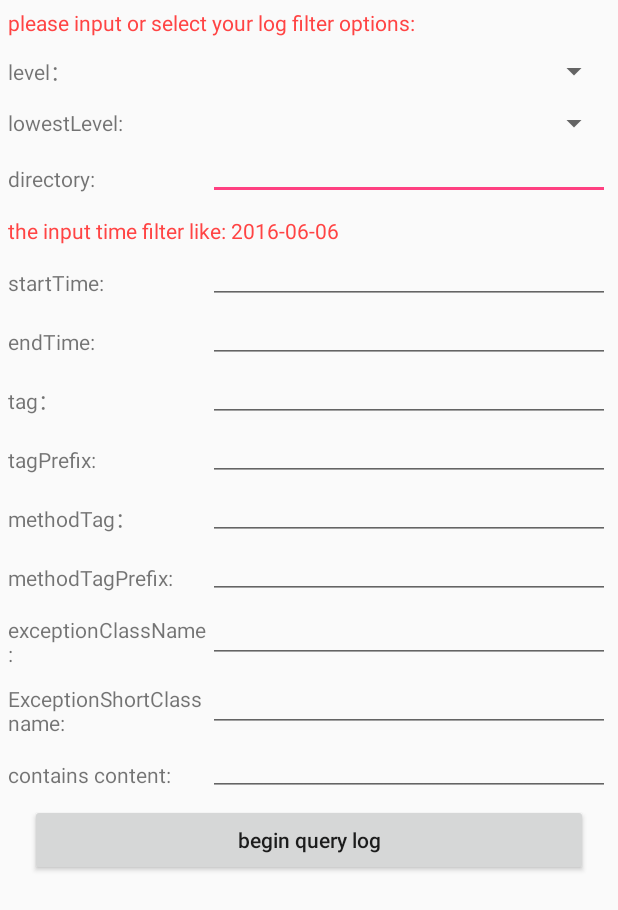
After one commit to LightSun/android-fully-log-server-demo, an Android app: the layout ac_look_log.xml on its own in the app's theme, with its tools: preview values and no code run, on a phone screen of 412 x 824 dp. The commit adds this screen. Shown: the top 910 px of the screen. Run offline under Robolectric (Android 15) with nearby library versions, the phone set to English and light mode, and no system bars.

Commit message:
not done

```diff
--- a/Android-fully-log-server-demo/app/build.gradle
+++ b/Android-fully-log-server-demo/app/build.gradle
@@ -27,7 +27,7 @@ dependencies {
     compile 'com.android.support:recyclerview-v7:23.3.0'
     compile 'com.android.support:design:23.3.0'
 
-    compile 'com.heaven7.android.log:fully-log:1.0'
+    compile 'com.heaven7.android.log:fully-log:1.0.1'
 
     compile 'com.heaven7.core.adapter:adapter:1.0'
     compile 'com.heaven7.volley:volley_with_extra:1.0.1'
--- a/Android-fully-log-server-demo/app/src/main/AndroidManifest.xml
+++ b/Android-fully-log-server-demo/app/src/main/AndroidManifest.xml
@@ -3,6 +3,7 @@
     package="com.heaven7.android.log_server.demo">
 
     <application
+        android:name=".ServerApplication"
         android:allowBackup="true"
         android:icon="@mipmap/ic_launcher"
         android:label="@string/app_name"
@@ -27,6 +28,9 @@
                 android:name="android.support.PARENT_ACTIVITY"
                 android:value="com.heaven7.android.log_server.demo.ItemListActivity" />
         </activity>
+
+        <activity android:name=".sample.LogLookOverActivity"/>
+
     </application>
 
 </manifest>
--- a/Android-fully-log-server-demo/app/src/main/java/com/heaven7/android/log_server/demo/sample/LogLookOverActivity.java
+++ b/Android-fully-log-server-demo/app/src/main/java/com/heaven7/android/log_server/demo/sample/LogLookOverActivity.java
@@ -1,22 +1,138 @@
 package com.heaven7.android.log_server.demo.sample;
 
 import android.os.Bundle;
+import android.support.design.widget.TextInputEditText;
+import android.text.Editable;
+import android.view.View;
+import android.widget.AdapterView;
+import android.widget.ArrayAdapter;
+import android.widget.Spinner;
 
+import com.heaven7.android.log.LogClient;
 import com.heaven7.android.log_server.demo.BaseActivity;
+import com.heaven7.android.log_server.demo.R;
+import com.heaven7.core.util.TextWatcherAdapter;
+
+import java.io.File;
+import java.util.ArrayList;
+import java.util.List;
+
+import butterknife.InjectView;
+import butterknife.OnClick;
 
 /**
+ * look over the log
  * Created by heaven7 on 2016/7/6.
  */
-public class LogLookOverActivity extends BaseActivity{
+public class LogLookOverActivity extends BaseActivity {
 
+    @InjectView(R.id.spinner_level)
+    Spinner spinnerLevel;
+    @InjectView(R.id.spinner_lowestLevel)
+    Spinner spinnerLowestLevel;
+
+    @InjectView(R.id.et_dir)
+    TextInputEditText etDir;
+
+    @InjectView(R.id.et_startTime)
+    TextInputEditText etStartTime;
+    @InjectView(R.id.et_endTime)
+    TextInputEditText etEndTime;
+
+    @InjectView(R.id.et_tag)
+    TextInputEditText etTag;
+    @InjectView(R.id.et_tag_prefix)
+    TextInputEditText etTagPrefix;
+    @InjectView(R.id.et_methodTag)
+    TextInputEditText etMethodTag;
+    @InjectView(R.id.et_methodTag_prefix)
+    TextInputEditText etMethodTagPrefix;
+
+    @InjectView(R.id.et_exceptionName)
+    TextInputEditText etExceptionName;
+    @InjectView(R.id.et_exceptionShortName)
+    TextInputEditText etExceptionShortName;
+
+    @InjectView(R.id.et_contains_content)
+    TextInputEditText etContainsContent;
+
+    private LogClient mClient;
+    private int mLevel ;
+    private int mLowestLevel ;
 
     @Override
     protected int getlayoutId() {
-        return 0;
+        return R.layout.ac_look_log;
     }
 
     @Override
     protected void initData(Bundle savedInstanceState) {
+        mClient = new LogClient(this);
 
+        setSpinners();
+        setListeners();
+    }
+
+    private void setListeners() {
+        etDir.addTextChangedListener(new TextWatcherAdapter() {
+            @Override
+            public void afterTextChanged(Editable s) {
+                final String str = s.toString();
+                if(str.length() != 0  && !new File(str).isDirectory()){
+                    //TODO
+                   // etDir.setError("");
+                }
+            }
+        });
+    }
+
+    private void setSpinners() {
+        List<LogLevel> list = new ArrayList<>();
+        list.add(new LogLevel("Verbose",LogClient.LEVEL_VERBOSE));
+        list.add(new LogLevel("Debug",LogClient.LEVEL_DEBUG));
+        list.add(new LogLevel("Info",LogClient.LEVEL_INFO));
+        list.add(new LogLevel("Warning",LogClient.LEVEL_WARNING));
+        list.add(new LogLevel("Error",LogClient.LEVEL_ERROR));
+
+        spinnerLevel.setAdapter(new ArrayAdapter<LogLevel>(this,android.R.layout.simple_spinner_dropdown_item,list));
+        spinnerLevel.setSelection(0);
+        spinnerLevel.setOnItemClickListener(new AdapterView.OnItemClickListener() {
+            @Override
+            public void onItemClick(AdapterView<?> parent, View view, int position, long id) {
+                LogLevel item = (LogLevel) spinnerLevel.getAdapter().getItem(position);
+                mLevel = item.level;
+            }
+        });
+
+        spinnerLowestLevel.setAdapter(new ArrayAdapter<LogLevel>(this, android.R.layout.simple_spinner_dropdown_item, list));
+        spinnerLowestLevel.setSelection(0);
+        spinnerLowestLevel.setOnItemClickListener(new AdapterView.OnItemClickListener() {
+            @Override
+            public void onItemClick(AdapterView<?> parent, View view, int position, long id) {
+                LogLevel item = (LogLevel) spinnerLevel.getAdapter().getItem(position);
+                mLowestLevel = item.level;
+            }
+        });
+    }
+
+    @Override
+    protected void onDestroy() {
+        mClient.destroy();
+        super.onDestroy();
+    }
+
+    @OnClick(R.id.bt_query_log)
+    public void onClickQuery(View v){
+        //query log
+    }
+
+    static class LogLevel{
+        String name ;
+        int level ;
+
+        public LogLevel(String name, int level) {
+            this.name = name;
+            this.level = level;
+        }
     }
 }
--- /dev/null
+++ b/Android-fully-log-server-demo/app/src/main/res/layout/ac_look_log.xml
@@ -0,0 +1,333 @@
+<?xml version="1.0" encoding="utf-8"?>
+<ScrollView xmlns:android="http://schemas.android.com/apk/res/android"
+    android:orientation="vertical"
+    android:layout_width="match_parent"
+    android:layout_height="match_parent"
+    >
+
+    <LinearLayout
+        android:layout_width="match_parent"
+        android:layout_height="match_parent"
+        android:orientation="vertical"
+        >
+        <TextView
+            android:layout_width="match_parent"
+            android:layout_height="wrap_content"
+            android:text="@string/notice"
+            android:textColor="@android:color/holo_red_light"
+            android:padding="5dp"
+            />
+        <LinearLayout
+            android:layout_width="match_parent"
+            android:layout_height="wrap_content"
+            android:orientation="horizontal"
+            android:gravity="center_vertical"
+            android:padding="5dp"
+            >
+            <TextView
+                android:id="@+id/tv_str_level"
+                android:layout_width="0dp"
+                android:layout_weight="1"
+                android:layout_height="wrap_content"
+                android:text="@string/level"/>
+            <Spinner
+                android:id="@+id/spinner_level"
+                android:layout_width="0dp"
+                android:layout_weight="2"
+                android:layout_height="wrap_content"
+                />
+        </LinearLayout>
+
+        <LinearLayout
+            android:layout_width="match_parent"
+            android:layout_height="wrap_content"
+            android:orientation="horizontal"
+            android:gravity="center_vertical"
+            android:padding="5dp"
+            >
+            <TextView
+                android:id="@+id/tv_str_lowestLevel"
+                android:layout_width="0dp"
+                android:layout_weight="1"
+                android:layout_height="wrap_content"
+                android:text="@string/lowestLevel"/>
+
+            <Spinner
+                android:id="@+id/spinner_lowestLevel"
+                android:layout_width="0dp"
+                android:layout_weight="2"
+                android:layout_height="wrap_content"
+                />
+        </LinearLayout>
+
+        <LinearLayout
+            android:layout_width="match_parent"
+            android:layout_height="wrap_content"
+            android:orientation="horizontal"
+            android:gravity="center_vertical"
+            android:padding="5dp"
+            >
+            <TextView
+                android:id="@+id/tv_str_dir"
+                android:layout_width="0dp"
+                android:layout_weight="1"
+                android:layout_height="wrap_content"
+                android:text="@string/dir"/>
+
+            <android.support.design.widget.TextInputEditText
+                android:id="@+id/et_dir"
+                android:layout_width="0dp"
+                android:layout_weight="2"
+                android:layout_height="wrap_content"
+                android:singleLine="true"
+                android:lines="1"
+                android:padding="2dp"
+                />
+        </LinearLayout>
+
+        <TextView
+            android:layout_width="match_parent"
+            android:layout_height="wrap_content"
+            android:text="@string/notice_log_time"
+            android:textColor="@android:color/holo_red_light"
+            android:padding="5dp"
+            />
+
+        <LinearLayout
+            android:layout_width="match_parent"
+            android:layout_height="wrap_content"
+            android:orientation="horizontal"
+            android:gravity="center_vertical"
+            android:padding="5dp"
+            >
+            <TextView
+                android:id="@+id/tv_str_startTime"
+                android:layout_width="0dp"
+                android:layout_weight="1"
+                android:layout_height="wrap_content"
+                android:text="@string/startTime"/>
+
+            <android.support.design.widget.TextInputEditText
+                android:id="@+id/et_startTime"
+                android:layout_width="0dp"
+                android:layout_weight="2"
+                android:layout_height="wrap_content"
+                android:singleLine="true"
+                android:lines="1"
+                android:padding="2dp"
+                />
+        </LinearLayout>
+
+        <LinearLayout
+            android:layout_width="match_parent"
+            android:layout_height="wrap_content"
+            android:orientation="horizontal"
+            android:gravity="center_vertical"
+            android:padding="5dp"
+            >
+            <TextView
+                android:id="@+id/tv_str_endTime"
+                android:layout_width="0dp"
+                android:layout_weight="1"
+                android:layout_height="wrap_content"
+                android:text="@string/endTime"/>
+
+            <android.support.design.widget.TextInputEditText
+                android:id="@+id/et_endTime"
+                android:layout_width="0dp"
+                android:layout_weight="2"
+                android:layout_height="wrap_content"
+                android:singleLine="true"
+                android:lines="1"
+                android:padding="2dp"
+                />
+        </LinearLayout>
+
+        <LinearLayout
+            android:layout_width="match_parent"
+            android:layout_height="wrap_content"
+            android:orientation="horizontal"
+            android:gravity="center_vertical"
+            android:padding="5dp"
+            >
+            <TextView
+                android:id="@+id/tv_str_tag"
+                android:layout_width="0dp"
+                android:layout_weight="1"
+                android:layout_height="wrap_content"
+                android:text="@string/tag"/>
+
+            <android.support.design.widget.TextInputEditText
+                android:id="@+id/et_tag"
+                android:layout_width="0dp"
+                android:layout_weight="2"
+                android:layout_height="wrap_content"
+                android:singleLine="true"
+                android:lines="1"
+                android:padding="2dp"
+                />
+        </LinearLayout>
+        <LinearLayout
+            android:layout_width="match_parent"
+            android:layout_height="wrap_content"
+            android:orientation="horizontal"
+            android:gravity="center_vertical"
+            android:padding="5dp"
+            >
+            <TextView
+                android:id="@+id/tv_str_tag_prefix"
+                android:layout_width="0dp"
+                android:layout_weight="1"
+                android:layout_height="wrap_content"
+                android:text="@string/tag_prefix"/>
+
+            <android.support.design.widget.TextInputEditText
+                android:id="@+id/et_tag_prefix"
+                android:layout_width="0dp"
+                android:layout_weight="2"
+                android:layout_height="wrap_content"
+                android:singleLine="true"
+                android:lines="1"
+                android:padding="2dp"
+                />
+        </LinearLayout>
+
+        <LinearLayout
+            android:layout_width="match_parent"
+            android:layout_height="wrap_content"
+            android:orientation="horizontal"
+            android:gravity="center_vertical"
+            android:padding="5dp"
+            >
+            <TextView
+                android:id="@+id/tv_str_methodTag"
+                android:layout_width="0dp"
+                android:layout_weight="1"
+                android:layout_height="wrap_content"
+                android:text="@string/methodTag"/>
+
+            <android.support.design.widget.TextInputEditText
+                android:id="@+id/et_methodTag"
+                android:layout_width="0dp"
+                android:layout_weight="2"
+                android:layout_height="wrap_content"
+                android:singleLine="true"
+                android:lines="1"
+                android:padding="2dp"
+                />
+        </LinearLayout>
+
+        <LinearLayout
+            android:layout_width="match_parent"
+            android:layout_height="wrap_content"
+            android:orientation="horizontal"
+            android:gravity="center_vertical"
+            android:padding="5dp"
+            >
+            <TextView
+                android:id="@+id/tv_str_methodTag_prefix"
+                android:layout_width="0dp"
+                android:layout_weight="1"
+                android:layout_height="wrap_content"
+                android:text="@string/methodTag_prefix"/>
+
+            <android.support.design.widget.TextInputEditText
+                android:id="@+id/et_methodTag_prefix"
+                android:layout_width="0dp"
+                android:layout_weight="2"
+                android:layout_height="wrap_content"
+                android:singleLine="true"
+                android:lines="1"
+                android:padding="2dp"
+                />
+        </LinearLayout>
+
+        <LinearLayout
+            android:layout_width="match_parent"
+            android:layout_height="wrap_content"
+            android:orientation="horizontal"
+            android:gravity="center_vertical"
+            android:padding="5dp"
+            >
+            <TextView
+                android:id="@+id/tv_str_exceptionName"
+                android:layout_width="0dp"
+                android:layout_weight="1"
+                android:layout_height="wrap_content"
+                android:text="@string/exceptionName"/>
+
+            <android.support.design.widget.TextInputEditText
+                android:id="@+id/et_exceptionName"
+                android:layout_width="0dp"
+                android:layout_weight="2"
+                android:layout_height="wrap_content"
+                android:singleLine="true"
+                android:lines="1"
+                android:padding="2dp"
+                />
+        </LinearLayout>
+
+        <LinearLayout
+            android:layout_width="match_parent"
+            android:layout_height="wrap_content"
+            android:orientation="horizontal"
+            android:gravity="center_vertical"
+            android:padding="5dp"
+            >
+            <TextView
+                android:id="@+id/tv_str_exceptionShortName"
+                android:layout_width="0dp"
+                android:layout_weight="1"
+                android:layout_height="wrap_content"
+                android:text="@string/exception_short_name"/>
+
+            <android.support.design.widget.TextInputEditText
+                android:id="@+id/et_exceptionShortName"
+                android:layout_width="0dp"
+                android:layout_weight="2"
+                android:layout_height="wrap_content"
+                android:singleLine="true"
+                android:lines="1"
+                android:padding="2dp"
+                />
+        </LinearLayout>
+
+        <LinearLayout
+            android:layout_width="match_parent"
+            android:layout_height="wrap_content"
+            android:orientation="horizontal"
+            android:gravity="center_vertical"
+            android:padding="5dp"
+            >
+            <TextView
+                android:id="@+id/tv_str_content"
+                android:layout_width="0dp"
+                android:layout_weight="1"
+                android:layout_height="wrap_content"
+                android:text="@string/content"/>
+
+            <android.support.design.widget.TextInputEditText
+                android:id="@+id/et_contains_content"
+                android:layout_width="0dp"
+                android:layout_weight="2"
+                android:layout_height="wrap_content"
+                android:singleLine="false"
+                android:padding="2dp"
+                />
+        </LinearLayout>
+        <Button
+            android:id="@+id/bt_query_log"
+            android:layout_width="match_parent"
+            android:layout_height="wrap_content"
+            android:layout_marginLeft="20dp"
+            android:layout_marginRight="20dp"
+            android:textAllCaps="false"
+            android:text="@string/start_query_log"
+            />
+
+
+    </LinearLayout>
+
+
+
+</ScrollView>
--- a/Android-fully-log-server-demo/app/src/main/res/values/strings.xml
+++ b/Android-fully-log-server-demo/app/src/main/res/values/strings.xml
@@ -1,4 +1,25 @@
 <resources>
     <string name="app_name">Android-fully-log-server-demo</string>
     <string name="title_item_detail">Item Detail</string>
+
+    <string name="level">level：</string>
+    <string name="lowestLevel">lowestLevel: </string>
+    <string name="startTime">startTime: </string>
+    <string name="endTime">endTime: </string>
+    <string name="tag">tag：</string>
+    <string name="methodTag">methodTag：</string>
+    <string name="exceptionName">exceptionClassName: </string>
+    <string name="dir">directory: </string>
+    <string name="content">contains content: </string>
+
+    <string name="message">message: </string>
+    <string name="notice">please input or select your log filter options: </string>
+
+    <string name="tag_prefix">tagPrefix: </string>
+    <string name="methodTag_prefix">methodTagPrefix: </string>
+    <string name="exception_short_name">ExceptionShortClassname: </string>
+
+    <string name="start_query_log">begin query log</string>
+    <string name="notice_log_time">the input time filter like: 2016-06-06</string>
+
 </resources>
```
